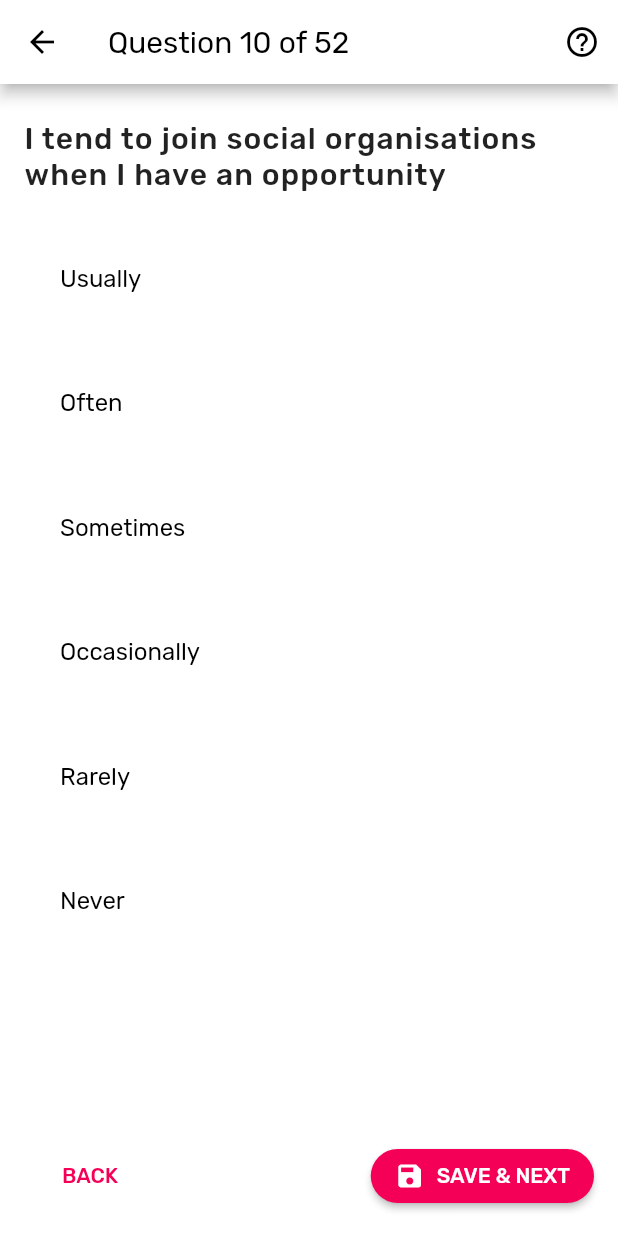
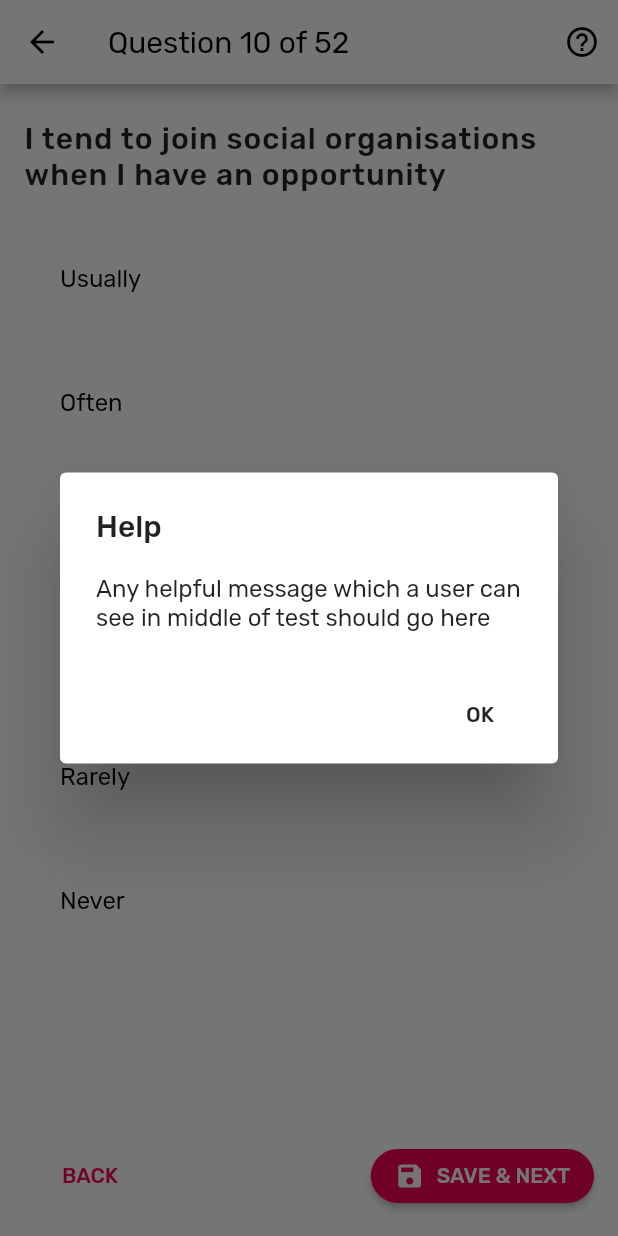
Before and after one commit to deepu513/greycells, a Flutter app: the QuestionOptionPage screen opened directly, after a tap on the "help outline" icon, on a phone screen of 412 x 824 dp. Run offline on Flutter 3.47's test engine with Material 2 defaults, Android fonts, the phone set to English and light mode, and no system bars; our stand-ins replace bloc, equatable, file_picker, flutter_bloc, flutter_svg, shared_preferences; missing offline and left inert: filesize; accounts and stored records are empty; generated files the repository leaves out were written again.

Commit message:
Added help message on question option page

```diff
--- a/lib/constants/strings.dart
+++ b/lib/constants/strings.dart
@@ -46,11 +46,13 @@ class Strings {
   static const emptyListMessage = "Click on + to select a file\n(click 'Next' to skip)";
   static const mandatoryFields = "All fields are mandatory";
   static const info = "Info";
+  static const help = "Help";
   static const medicalRecordsInfo = "Details about why we are asking medical records and what medical records you can add should go in this section";
   static const addressDetailsInfo = "Details about why we are asking address should go in this section";
   static const guardianDetailsInfo = "Details about why we are asking information related to guardian should go in this section";
   static const healthRecordsInfo = "Details about why we are asking health details should go in this section";
   static const birthDetailsInfo = "Details about why we are asking birth information should go in this section";
+  static const assessmentHelp = "Any helpful message which a user can see in middle of test should go here";
 }
 
 /// This should contain strings which signify an error message
--- a/lib/view/pages/question_option_page.dart
+++ b/lib/view/pages/question_option_page.dart
@@ -17,13 +17,39 @@ class QuestionOptionPage extends StatelessWidget {
         ),
         actions: [
           IconButton(
-            onPressed: () {},
+            onPressed: () => showHelpDialog(context),
             icon: Icon(Icons.help_outline),
           )
         ],
       ),
       body: QuestionOptionPageContent(),
     );
+  }
+
+  void showHelpDialog(BuildContext context) {
+    showDialog<void>(
+        context: context,
+        barrierDismissible: true,
+        builder: (context) {
+          return AlertDialog(
+            title: Text(Strings.help),
+            content: SingleChildScrollView(
+              child: ListBody(
+                children: <Widget>[
+                  Text(Strings.assessmentHelp),
+                ],
+              ),
+            ),
+            actions: [
+              FlatButton(
+                child: Text('OK'),
+                onPressed: () {
+                  Navigator.of(context).pop();
+                },
+              )
+            ],
+          );
+        });
   }
 }
 
```
